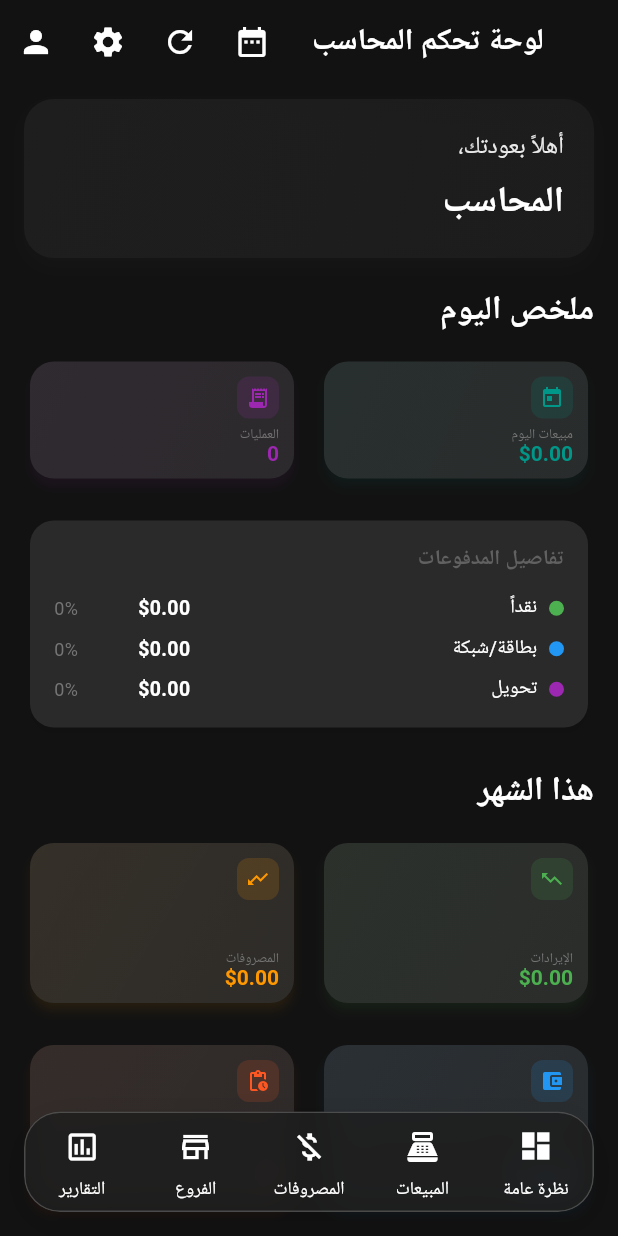
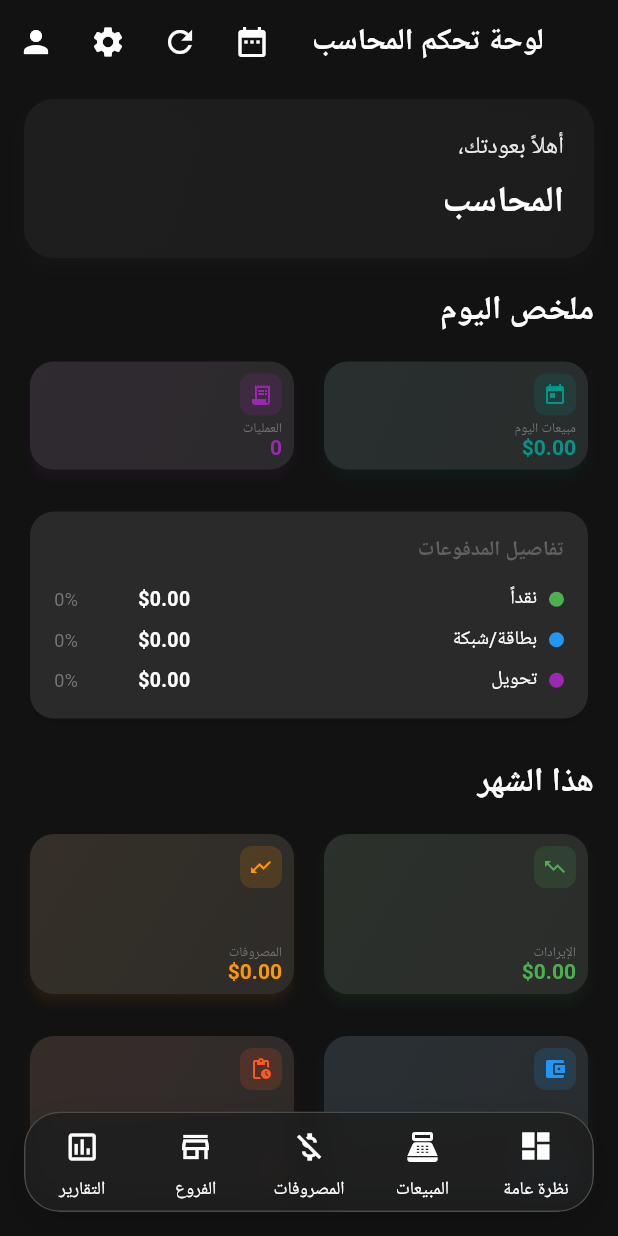
Before and after one commit to yamenmod9/gym-management-system, a Flutter app: the AccountantDashboard screen opened by its route, on a phone screen of 412 x 824 dp. Run offline on Flutter 3.47's test engine with Material 3 defaults, Android fonts, the phone set to English and light mode, and no system bars; our stand-ins replace dio, firebase_core, firebase_messaging, flutter_secure_storage, go_router, image_picker and 3 more; missing offline and left inert: mobile_scanner; accounts and stored records are empty; network calls fail.

Commit message:
fix: remove mainAxisSize.min from inner StatCard column to prevent overflow

```diff
--- a/lib/shared/widgets/stat_card.dart
+++ b/lib/shared/widgets/stat_card.dart
@@ -31,7 +31,7 @@ class StatCard extends StatelessWidget {
         onTap: onTap,
         borderRadius: BorderRadius.circular(16),
         child: Container(
-          padding: const EdgeInsets.all(10),
+          padding: const EdgeInsets.all(8),
           decoration: BoxDecoration(
             gradient: LinearGradient(
               begin: Alignment.topLeft,
@@ -46,7 +46,6 @@ class StatCard extends StatelessWidget {
           child: Column(
             mainAxisAlignment: MainAxisAlignment.spaceBetween,
             crossAxisAlignment: CrossAxisAlignment.start,
-            mainAxisSize: MainAxisSize.min,
             children: [
               // Icon row at top
               Row(
@@ -64,15 +63,14 @@ class StatCard extends StatelessWidget {
                 ],
               ),
 
-              const SizedBox(height: 6),
+              const SizedBox(height: 4),
 
               // Content section - using Flexible to prevent overflow
               Flexible(
-                fit: FlexFit.loose,
+                fit: FlexFit.tight,
                 child: Column(
                   mainAxisAlignment: MainAxisAlignment.end,
                   crossAxisAlignment: CrossAxisAlignment.start,
-                  mainAxisSize: MainAxisSize.min,
                   children: [
                     Text(
                       title,
```
